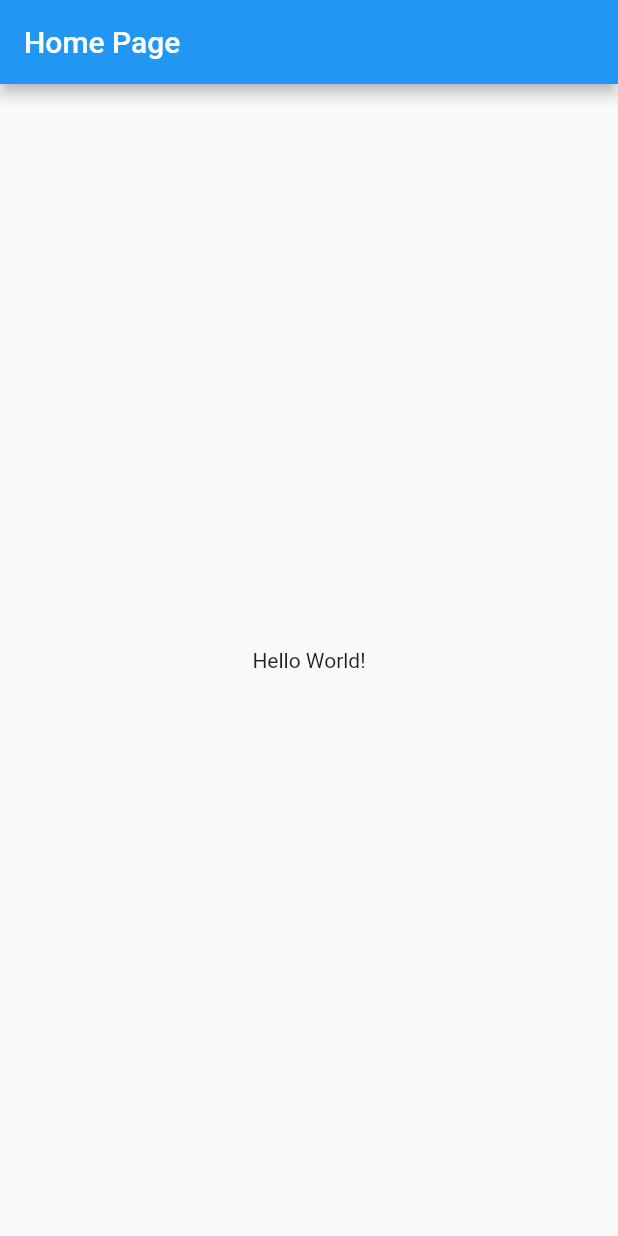
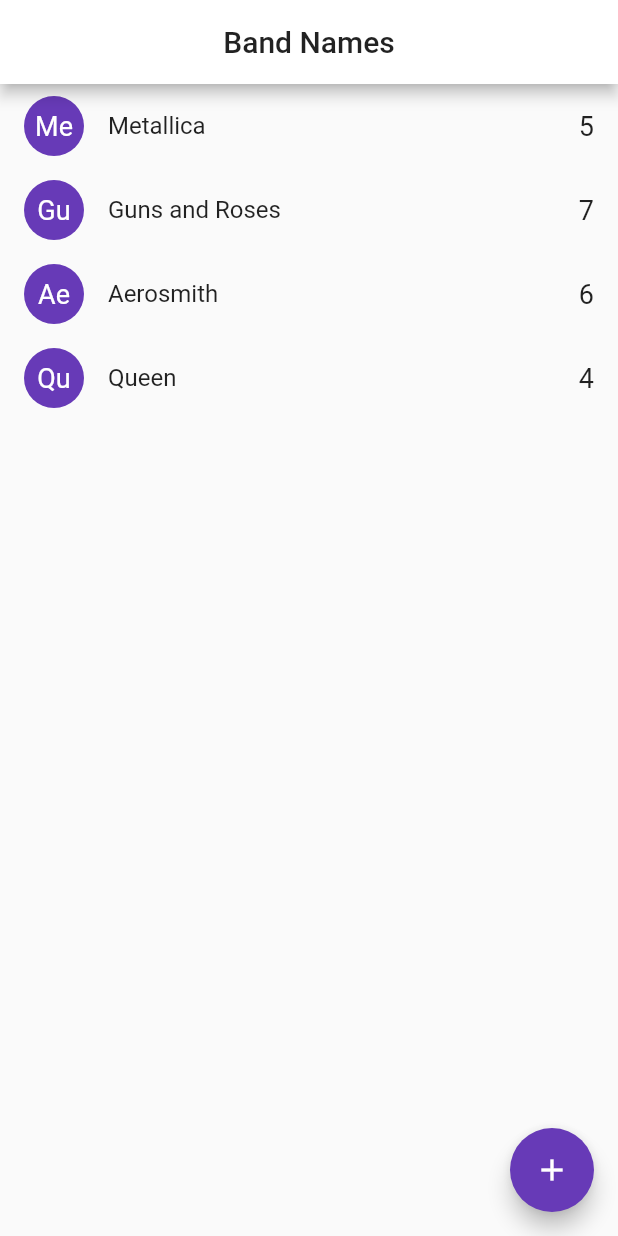
Before and after one commit to paulmrg-461/BrandNames, a Flutter app: the screen it shows after launch, on a phone screen of 412 x 824 dp. Run offline on Flutter 3.47's test engine with Material 2 defaults, Android fonts, the phone set to English and light mode, and no system bars.

Commit message:
10. HomePage basic interface

```diff
--- a/lib/src/pages/home_page.dart
+++ b/lib/src/pages/home_page.dart
@@ -1,15 +1,60 @@
+import 'package:brand_names/src/models/band.dart';
 import 'package:flutter/material.dart';
 
-class HomePage extends StatelessWidget {
+class HomePage extends StatefulWidget {
+  @override
+  _HomePageState createState() => _HomePageState();
+}
+
+class _HomePageState extends State<HomePage> {
+  List<Band> bands = [
+    Band(id: '1', name: 'Metallica', votes: 5),
+    Band(id: '2', name: 'Guns and Roses', votes: 7),
+    Band(id: '3', name: 'Aerosmith', votes: 6),
+    Band(id: '4', name: 'Queen', votes: 4),
+  ];
+
   @override
   Widget build(BuildContext context) {
     return Scaffold(
       appBar: AppBar(
-        title: Text('Home Page'),
+        title: Center(
+          child: Text(
+            'Band Names',
+            style: TextStyle(
+              color: Colors.black87,
+            ),
+          ),
+        ),
+        backgroundColor: Colors.white,
       ),
-      body: Center(
-        child: Text('Hello World!'),
+      body: ListView.builder(
+        itemCount: bands.length,
+        itemBuilder: (context, i) => _bandTile(bands[i]),
+      ),
+      floatingActionButton: FloatingActionButton(
+        onPressed: () {},
+        child: Icon(Icons.add),
+        backgroundColor: Colors.deepPurple,
       ),
     );
   }
+
+  ListTile _bandTile(Band band) {
+    return ListTile(
+      leading: CircleAvatar(
+        child: Text(
+          band.name.substring(0, 2),
+          style: TextStyle(color: Colors.white, fontSize: 18),
+        ),
+        backgroundColor: Colors.deepPurple,
+      ),
+      title: Text(band.name),
+      trailing: Text(
+        '${band.votes}',
+        style: TextStyle(fontSize: 18),
+      ),
+      onTap: () => print(band.name),
+    );
+  }
 }
```
